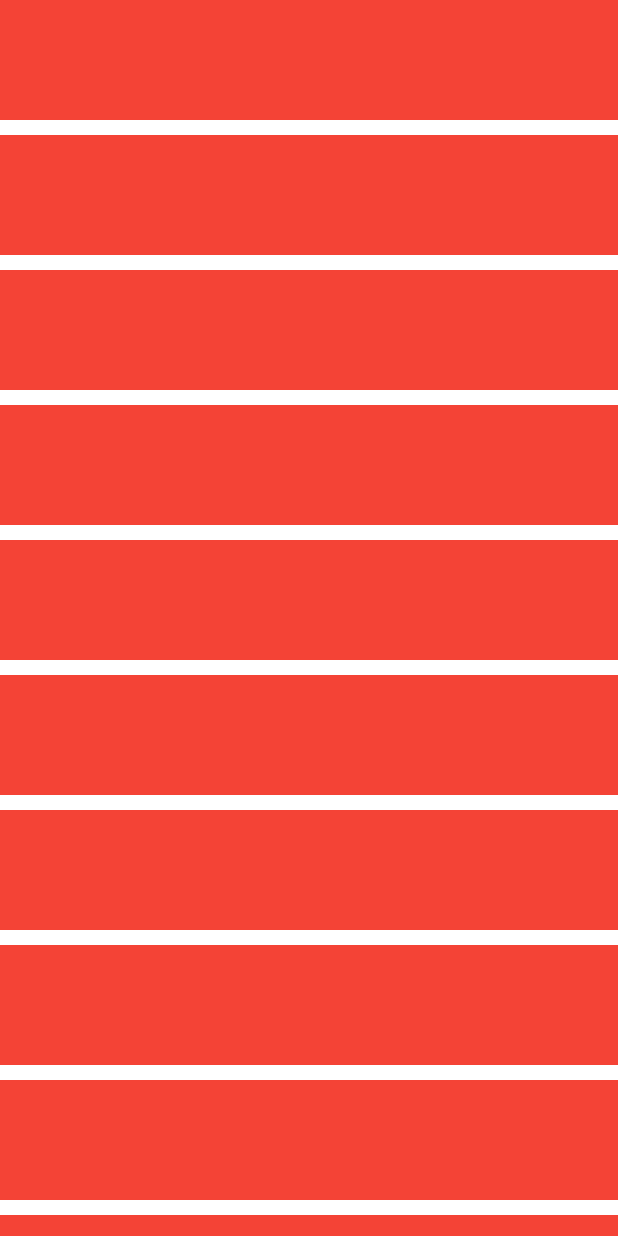
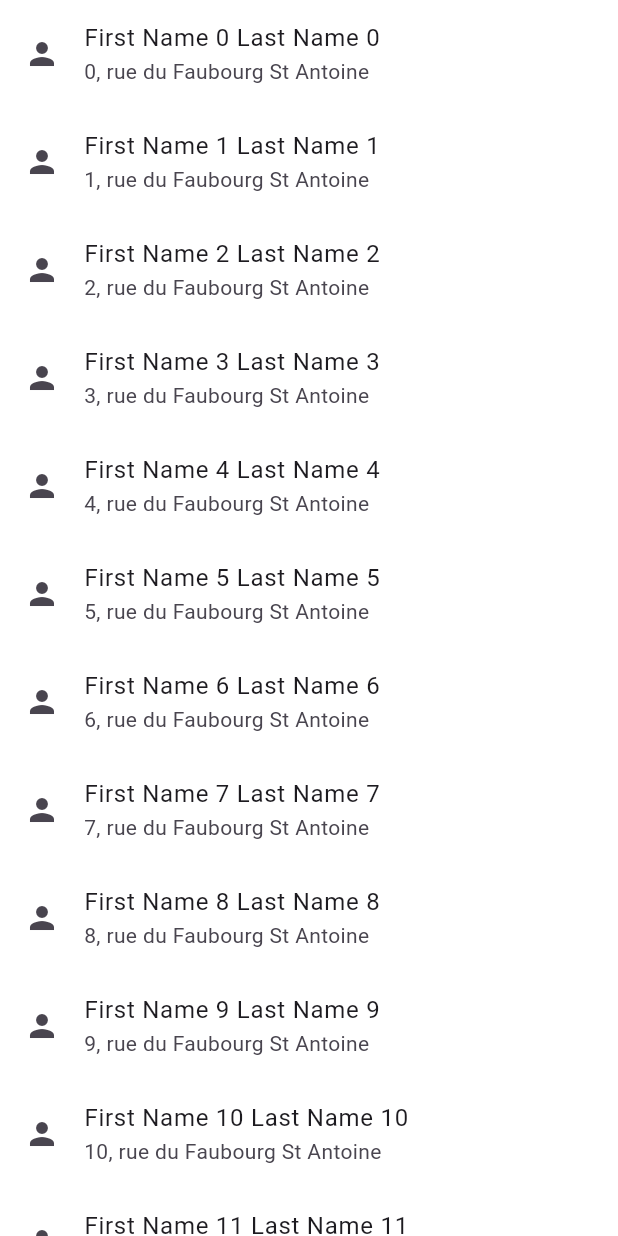
Before and after one commit to ArchOrn/egsi_flutter_2024_5iw3, a Flutter app: the screen it shows after launch, on a phone screen of 412 x 824 dp. Run offline on Flutter 3.47's test engine with Material 3 defaults, Android fonts, the phone set to English and light mode, and no system bars.

Commit message:
Demo with ListView.builder and ListTile

```diff
--- a/lib/home_screen.dart
+++ b/lib/home_screen.dart
@@ -9,12 +9,14 @@ class Home extends StatelessWidget {
     return SafeArea(
       child: Scaffold(
         backgroundColor: Colors.white,
-        body: ListView.separated(
+        body: ListView.builder(
           itemBuilder: (context, index) {
-            return const RedSquare();
-          },
-          separatorBuilder: (context, index) {
-            return const SizedBox(height: 10);
+            return ListTile(
+              title: Text('First Name $index Last Name $index'),
+              subtitle: Text('$index, rue du Faubourg St Antoine'),
+              leading: const Icon(Icons.person),
+              onTap: () {},
+            );
           },
           itemCount: 100000,
         ),
```
